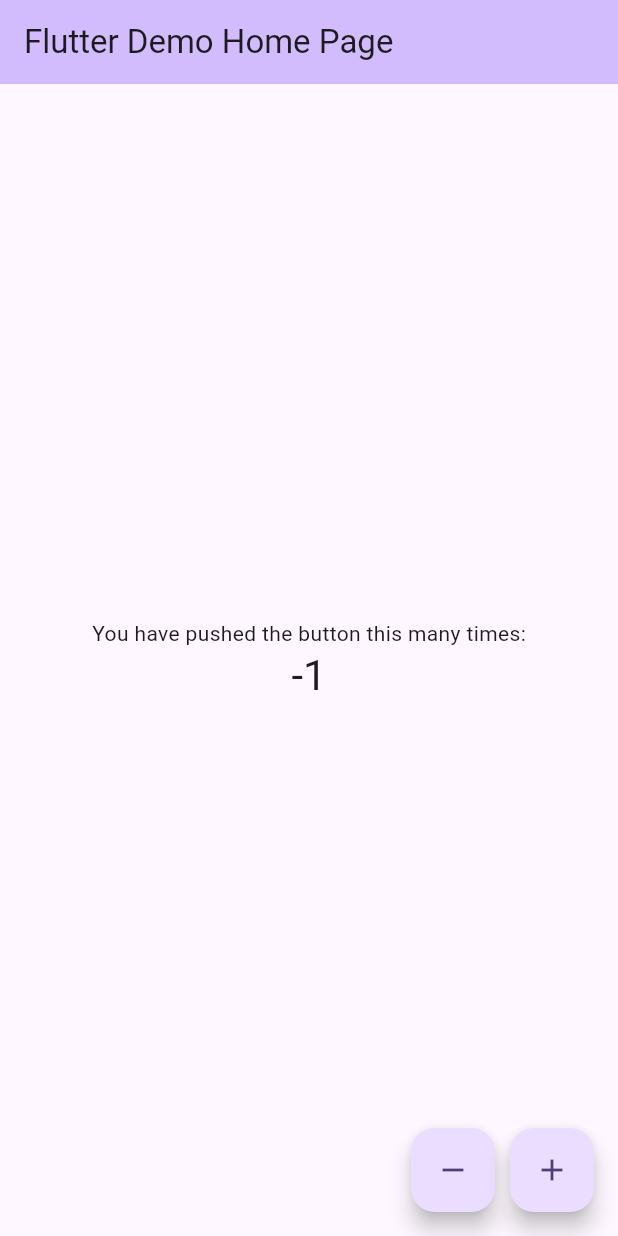
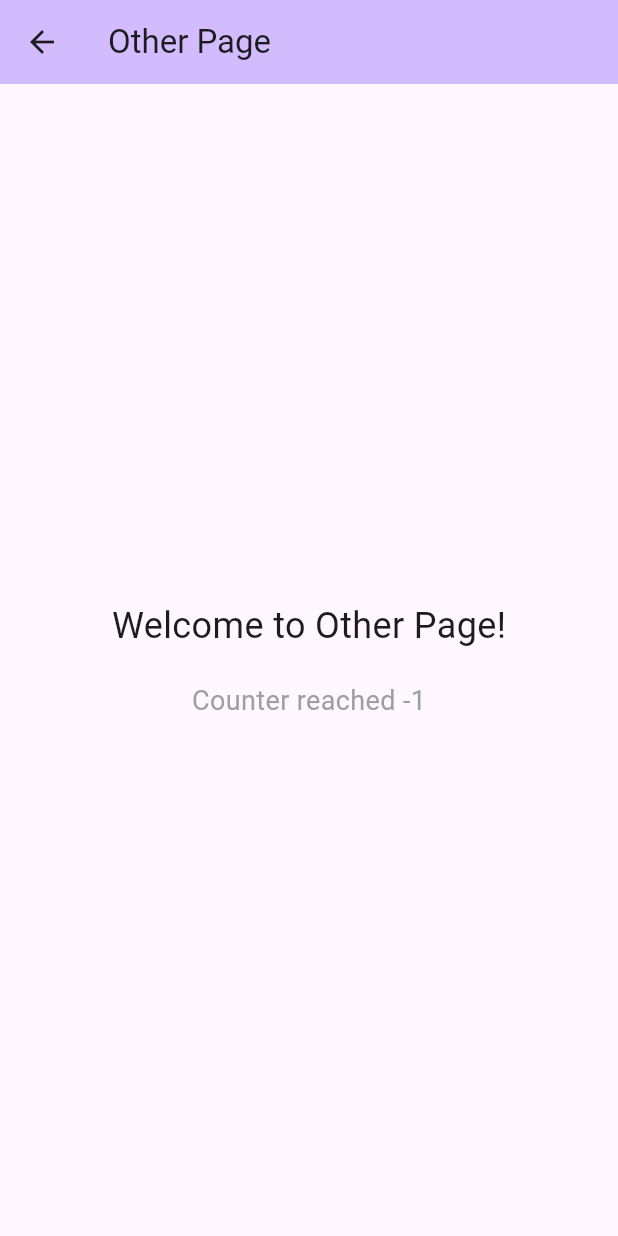
Before and after one commit to Petersonwei/flutter-bloc, a Flutter app: the screen it shows after launch, after a tap on the "remove" icon, on a phone screen of 412 x 824 dp. Run offline on Flutter 3.47's test engine with Material 3 defaults, Android fonts, the phone set to English and light mode, and no system bars; our stand-ins replace equatable, flutter_bloc.

Commit message:
#0010 Integrate BlocConsumer for enhanced counter state management; add dialog for counter value alert and navigation to OtherPage on specific state changes.

```diff
--- a/lib/main.dart
+++ b/lib/main.dart
@@ -2,6 +2,7 @@ import 'package:flutter/material.dart';
 import 'package:flutter_bloc/flutter_bloc.dart';
 import 'counter_cubit.dart';
 import 'counter_state.dart';
+import 'other_page.dart';
 
 void main() {
   runApp(const MyApp());
@@ -37,7 +38,29 @@ class MyHomePage extends StatelessWidget {
         backgroundColor: Theme.of(context).colorScheme.inversePrimary,
         title: Text(title),
       ),
-      body: BlocBuilder<CounterCubit, CounterState>(
+      body: BlocConsumer<CounterCubit, CounterState>(
+        listener: (context, state) {
+          if (state.count == 3) {
+            showDialog(
+              context: context,
+              builder: (context) => AlertDialog(
+                title: const Text('Counter Dialog'),
+                content: Text('Counter value is ${state.count}'),
+                actions: [
+                  TextButton(
+                    onPressed: () => Navigator.of(context).pop(),
+                    child: const Text('OK'),
+                  ),
+                ],
+              ),
+            );
+          } else if (state.count == -1) {
+            Navigator.push(
+              context,
+              MaterialPageRoute(builder: (context) => const OtherPage()),
+            );
+          }
+        },
         builder: (context, state) {
           return Center(
             child: Column(
--- /dev/null
+++ b/lib/other_page.dart
@@ -0,0 +1,31 @@
+import 'package:flutter/material.dart';
+
+class OtherPage extends StatelessWidget {
+  const OtherPage({super.key});
+
+  @override
+  Widget build(BuildContext context) {
+    return Scaffold(
+      appBar: AppBar(
+        title: const Text('Other Page'),
+        backgroundColor: Theme.of(context).colorScheme.inversePrimary,
+      ),
+      body: const Center(
+        child: Column(
+          mainAxisAlignment: MainAxisAlignment.center,
+          children: [
+            Text(
+              'Welcome to Other Page!',
+              style: TextStyle(fontSize: 24),
+            ),
+            SizedBox(height: 20),
+            Text(
+              'Counter reached -1',
+              style: TextStyle(fontSize: 18, color: Colors.grey),
+            ),
+          ],
+        ),
+      ),
+    );
+  }
+}
```
